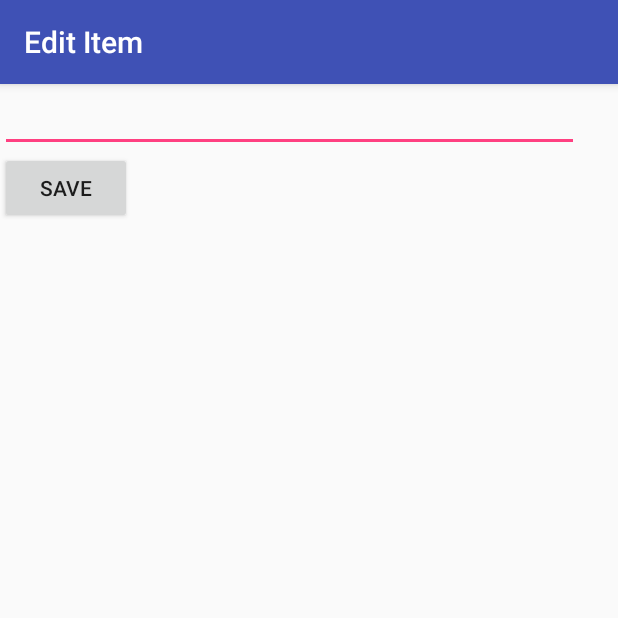
After one commit to ChrisLewis0/ToDoApplication, an Android app: the EditItemActivity screen opened directly, with no data from a screen before it, on a phone screen of 412 x 824 dp, the top half of it. The commit adds this screen. Run offline under Robolectric (Android 15) with nearby library versions, the phone set to English and light mode, and no system bars.

Commit message:
Added functionality to change list text.

```diff
--- a/app/src/main/AndroidManifest.xml
+++ b/app/src/main/AndroidManifest.xml
@@ -16,6 +16,7 @@
                 <category android:name="android.intent.category.LAUNCHER" />
             </intent-filter>
         </activity>
+        <activity android:name=".EditItemActivity"></activity>
     </application>
 
 </manifest>
--- /dev/null
+++ b/app/src/main/java/me/chrislewis/todoapplication/EditItemActivity.java
@@ -0,0 +1,39 @@
+package me.chrislewis.todoapplication;
+
+import android.content.Intent;
+import android.os.Bundle;
+import android.support.v7.app.AppCompatActivity;
+import android.view.View;
+import android.widget.EditText;
+
+public class EditItemActivity extends AppCompatActivity {
+
+    // text field containing updated item description
+    EditText etItemText;
+    // we need to track the item's position in the list
+    int position;
+
+    @Override
+    protected void onCreate(Bundle savedInstanceState) {
+        super.onCreate(savedInstanceState);
+        setContentView(R.layout.activity_edit_item);
+        // resolve the text field from the layout
+        etItemText = (EditText) findViewById(R.id.etItemText);
+        // set the text field's content from the intent
+        etItemText.setText(getIntent().getStringExtra(MainActivity.ITEM_TEXT));
+        // track the position of the item in the list
+        position = getIntent().getIntExtra(MainActivity.ITEM_POSITION, 0);
+        // set the title bar to reflect the purpose of the view
+        getSupportActionBar().setTitle("Edit Item");
+    }
+
+    public void onSaveItem(View v) {
+        // Prepare intent to pass back to MainActivity
+        Intent data = new Intent();
+        // Pass updated item text and original position
+        data.putExtra(MainActivity.ITEM_TEXT, etItemText.getText().toString());
+        data.putExtra(MainActivity.ITEM_POSITION, position); // ints work too
+        setResult(RESULT_OK, data); // set result code and bundle data for response
+        finish(); // closes the edit activity, passes intent back to main
+    }
+}
--- /dev/null
+++ b/app/src/main/res/layout/activity_edit_item.xml
@@ -0,0 +1,28 @@
+<?xml version="1.0" encoding="utf-8"?>
+<RelativeLayout xmlns:android="http://schemas.android.com/apk/res/android"
+    xmlns:app="http://schemas.android.com/apk/res-auto"
+    xmlns:tools="http://schemas.android.com/tools"
+    android:layout_width="match_parent"
+    android:layout_height="match_parent"
+    tools:context=".EditItemActivity">
+
+    <EditText
+        android:id="@+id/etItemText"
+        android:layout_width="386dp"
+        android:layout_height="wrap_content"
+        android:ems="10"
+        android:inputType="textMultiLine"
+        tools:layout_editor_absoluteX="0dp"
+        tools:layout_editor_absoluteY="0dp" />
+
+    <Button
+        android:id="@+id/btnSave"
+        android:layout_width="wrap_content"
+        android:layout_height="wrap_content"
+        android:layout_alignParentStart="true"
+        android:layout_below="@+id/etItemText"
+        android:onClick="onSaveItem"
+        android:text="Save"
+        tools:layout_editor_absoluteX="160dp"
+        tools:layout_editor_absoluteY="99dp" />
+</RelativeLayout>
```
Also changed, not shown: app/src/main/java/me/chrislewis/todoapplication/MainActivity.java (+41 -0 lines).
